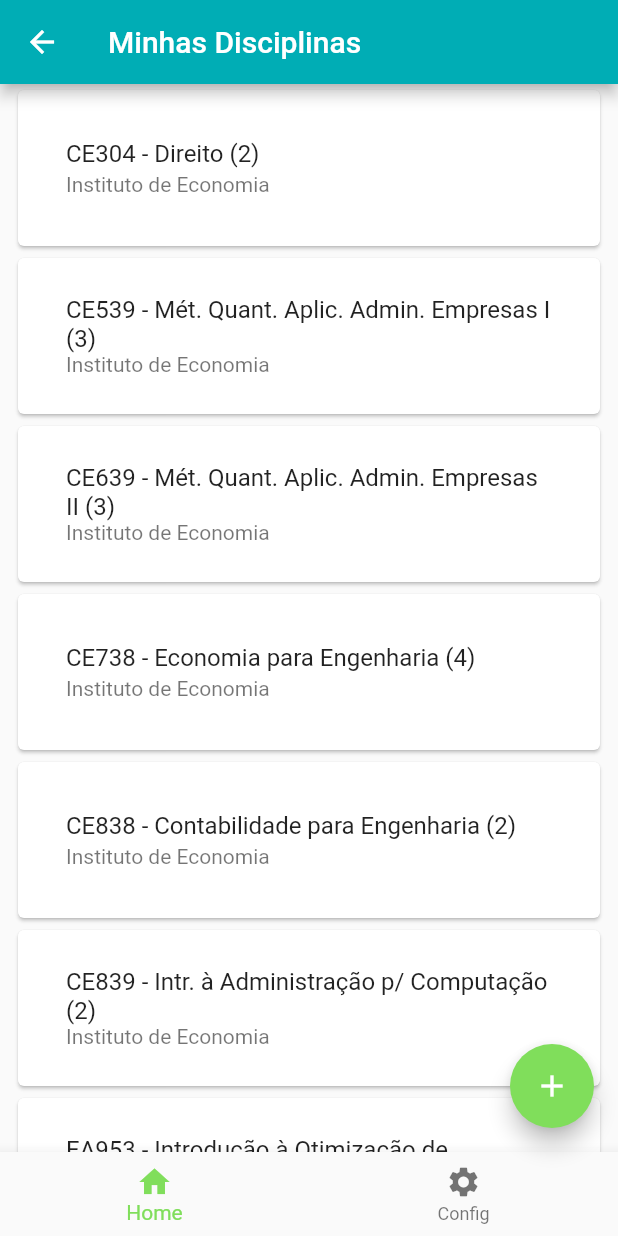
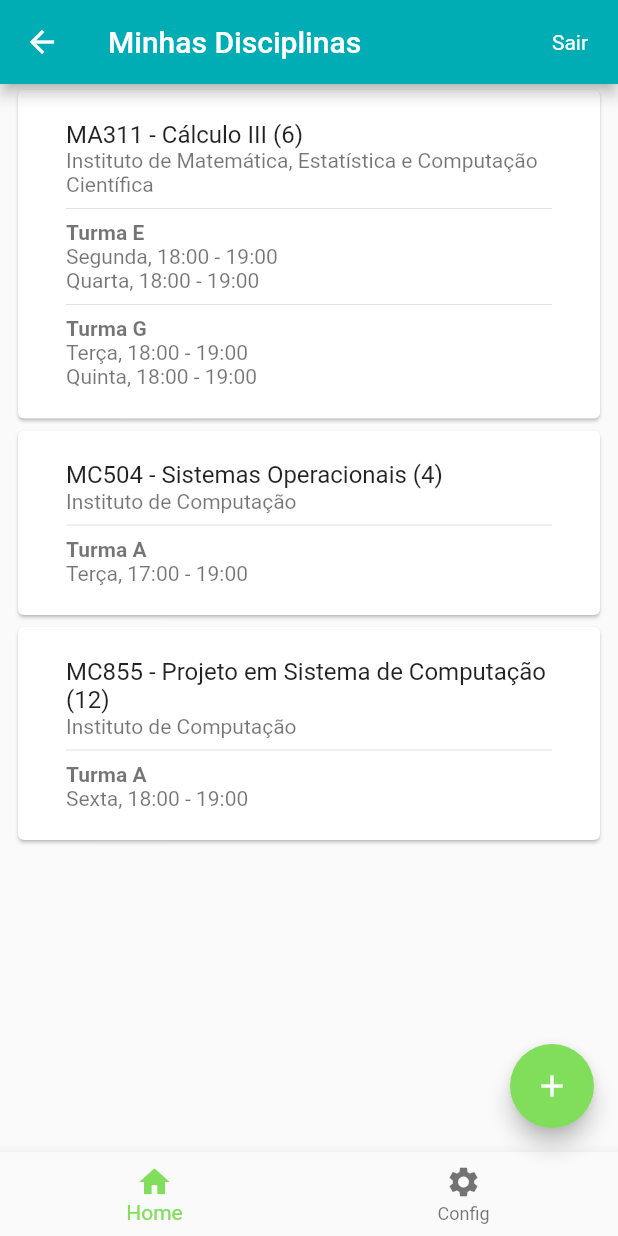
Before and after one commit to humanolaranja/mc855-flutter, a Flutter app: the HomePage screen opened by its route, on a phone screen of 412 x 824 dp. Run offline on Flutter 3.47's test engine with Material 2 defaults, Android fonts, the light colour scheme and no system bars.

Commit message:
feat: search and include subjects

```diff
--- a/lib/mocks/subjects.dart
+++ b/lib/mocks/subjects.dart
@@ -3,6 +3,61 @@ import 'package:mc855/entities/subject.dart';
 import 'package:mc855/entities/time.dart';
 
 class Mocks {
+  static List<Subject> getMySubjects() {
+    return [
+      Subject(
+        "MC855",
+        "Projeto em Sistema de Computação",
+        [
+          Class(
+            "A",
+            [
+              Time(5, 18, 19),
+            ],
+          )
+        ],
+        "Instituto de Computação",
+        12,
+      ),
+      Subject(
+        "MA311",
+        "Cálculo III",
+        [
+          Class(
+            "E",
+            [
+              Time(1, 18, 19),
+              Time(3, 18, 19),
+            ],
+          ),
+          Class(
+            "G",
+            [
+              Time(2, 18, 19),
+              Time(4, 18, 19),
+            ],
+          )
+        ],
+        "Instituto de Matemática, Estatística e Computação Científica",
+        06,
+      ),
+      Subject(
+        "MC504",
+        "Sistemas Operacionais",
+        [
+          Class(
+            "A",
+            [
+              Time(2, 17, 19),
+            ],
+          )
+        ],
+        "Instituto de Computação",
+        04,
+      ),
+    ];
+  }
+
   static List<Subject> getSubjects() {
     return [
       Subject(
@@ -219,7 +274,14 @@ class Mocks {
       Subject(
         "MC504",
         "Sistemas Operacionais",
-        [],
+        [
+          Class(
+            "A",
+            [
+              Time(2, 17, 19),
+            ],
+          )
+        ],
         "Instituto de Computação",
         04,
       ),
--- a/lib/pages/Home/home_page.dart
+++ b/lib/pages/Home/home_page.dart
@@ -16,13 +16,25 @@ class HomePage extends StatefulWidget {
 
 class _HomePageState extends State<HomePage> {
   int currentIndex = 0;
-  List<Subject> items = Mocks.getSubjects();
+  List<Subject> items = Mocks.getMySubjects();
 
   @override
   Widget build(BuildContext context) {
     return Scaffold(
       appBar: AppBar(
         title: Text(widget.title),
+        actions: [
+          Padding(
+            padding: EdgeInsets.all(20),
+            child: MouseRegion(
+              cursor: SystemMouseCursors.click,
+              child: GestureDetector(
+                onTap: () => Routes().replaceToLoginPage(context),
+                child: Text("Sair"),
+              ),
+            ),
+          ),
+        ],
       ),
       body: Center(
         child: ListView.builder(
@@ -45,7 +57,7 @@ class _HomePageState extends State<HomePage> {
         onTap: (index) => currentIndex != index && currentIndex == 0 ? Routes().replaceToConfig(context) : Routes().replaceToHomePage(context),
       ),
       floatingActionButton: FloatingActionButton(
-        onPressed: () => {},
+        onPressed: () => Routes().navigateToincludeSubjectPage(context),
         tooltip: 'Incluir matéria',
         child: Icon(Icons.add),
       ),
--- a/lib/routes.dart
+++ b/lib/routes.dart
@@ -3,6 +3,7 @@ import 'package:mc855/entities/subject.dart';
 import 'package:mc855/pages/Config/config_page.dart';
 import 'package:mc855/pages/Details/details_page.dart';
 import 'package:mc855/pages/Home/home_page.dart';
+import 'package:mc855/pages/IncludeSubject/include_subject_page.dart';
 import 'package:mc855/pages/Login/login_page.dart';
 
 class Routes {
@@ -10,6 +11,7 @@ class Routes {
   static final String homePagePath = '/home';
   static final String configPagePath = '/config';
   static final String detailsPagePath = '/details';
+  static final String includeSubjectPagePath = '/include';
 
   getDefault() {
     return {
@@ -17,6 +19,7 @@ class Routes {
       homePagePath: (BuildContext context) => HomePage(title: "Minhas Disciplinas"),
       configPagePath: (BuildContext context) => ConfigPage(title: "Configurar Disciplinas"),
       detailsPagePath: (BuildContext context) => DetailsPage(),
+      includeSubjectPagePath: (BuildContext context) => IncludeSubjectPage(),
     };
   }
 
@@ -32,8 +35,15 @@ class Routes {
   }
 
   navigateToDetailsPage(BuildContext context, Subject subject) {
-    print(subject.code);
     Navigator.pushNamed(context, detailsPagePath, arguments: subject);
+  }
+
+  navigateToincludeSubjectPage(BuildContext context) {
+    Navigator.pushNamed(context, includeSubjectPagePath);
+  }
+
+  replaceToLoginPage(BuildContext context) {
+    Navigator.pushReplacementNamed(context, loginPagePath);
   }
 
   replaceToHomePage(BuildContext context) {
```
Also changed, not shown: lib/pages/Config/config_page.dart (+12 -0 lines), lib/pages/Details/details_page.dart (+55 -1 lines), lib/pages/IncludeSubject/include_subject_page.dart (added, +75 -0 lines).
